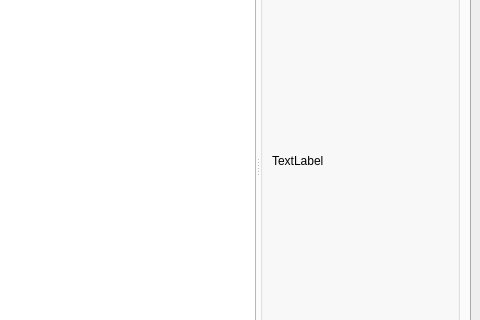
Old version of the form ui/Settings.ui in the repository Lgmrszd/GamesSM; both pictures show x 226 to 706 and y 99 to 419 of the 706 by 528 pixel window.
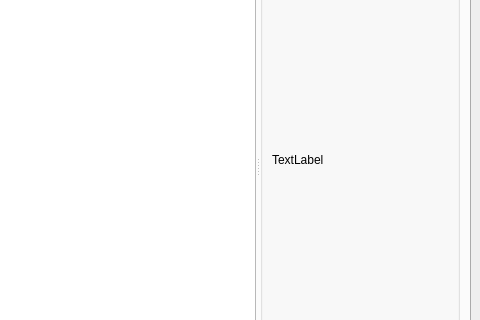
New version of the form.

```diff
--- a/ui/Settings.ui
+++ b/ui/Settings.ui
@@ -59,6 +59,9 @@
               <property name="text">
                <string>TextLabel</string>
               </property>
+              <property name="textFormat">
+               <enum>Qt::RichText</enum>
+              </property>
              </widget>
             </item>
             <item>
```
